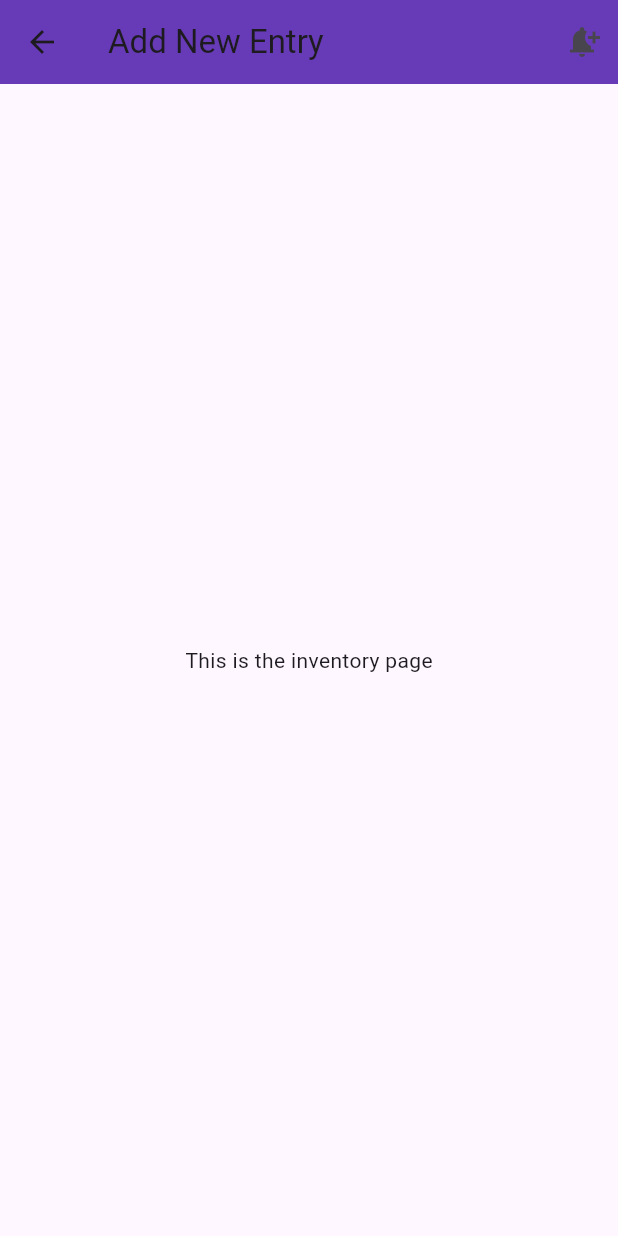
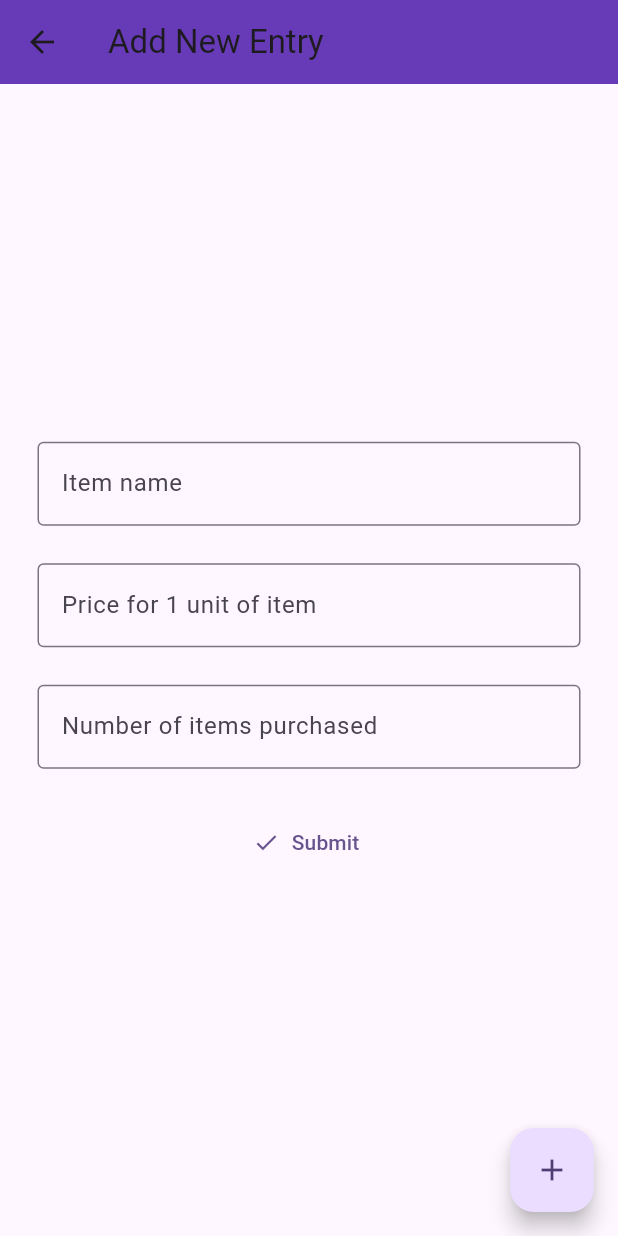
Before and after one commit to amalraj28/inventory-management, a Flutter app: the screen it shows after launch, after a tap on "Change Page", on a phone screen of 412 x 824 dp. Run offline on Flutter 3.47's test engine with Material 3 defaults, Android fonts, the phone set to English and light mode, and no system bars.

Commit message:
Added basic functionalities to stock entry screen

```diff
--- a/lib/main.dart
+++ b/lib/main.dart
@@ -43,7 +43,7 @@ class MyHomePage extends StatelessWidget {
             ElevatedButton(
               onPressed: () => {
                 Navigator.push(context,
-                    MaterialPageRoute(builder: (context) => const StockEntry()))
+                    MaterialPageRoute(builder: (context) => StockEntry()))
               },
               child: const Text('Change Page'),
             )
--- a/lib/screens/stock_entry.dart
+++ b/lib/screens/stock_entry.dart
@@ -2,26 +2,95 @@ import 'package:flutter/material.dart';
 import 'package:inventory_management/exports/exports.dart';
 
 class StockEntry extends StatelessWidget {
-  const StockEntry({super.key});
+  StockEntry({super.key});
+  final _itemNameController = TextEditingController();
+  final _unitPriceController = TextEditingController();
+  final _itemCountController = TextEditingController();
 
   @override
   Widget build(BuildContext context) {
     return Scaffold(
       appBar: AppBar(
         backgroundColor: Colors.deepPurple,
-        title: const Text('Add New Entry'),
-        actions: [
-          IconButton(
-              onPressed: () {
-                createSnackbar(context: context, message: 'This is a snackbar');
-              },
-              icon: const Icon(Icons.notification_add))
-        ],
+        title: const Text(
+          'Add New Entry',
+        ),
       ),
-      body: const Center(
+      body: Center(
         child: Column(
           mainAxisAlignment: MainAxisAlignment.center,
-          children: [Text('This is the inventory page')],
+          children: [
+            Column(
+              children: [
+                Padding(
+                  padding: const EdgeInsets.symmetric(
+                    horizontal: 25,
+                  ),
+                  child: Column(
+                    children: [
+                      TextFormField(
+                        controller: _itemNameController,
+                        decoration: const InputDecoration(
+                          border: OutlineInputBorder(),
+                          hintText: 'Item name',
+                        ),
+                      ),
+                      const SizedBox(
+                        height: 25,
+                      ),
+                      TextFormField(
+                        controller: _unitPriceController,
+                        decoration: const InputDecoration(
+                          border: OutlineInputBorder(),
+                          hintText: 'Price for 1 unit of item',
+                        ),
+                        keyboardType: const TextInputType.numberWithOptions(
+                          decimal: true,
+                        ),
+                      ),
+                      const SizedBox(
+                        height: 25,
+                      ),
+                      TextFormField(
+                        controller: _itemCountController,
+                        decoration: const InputDecoration(
+                          border: OutlineInputBorder(),
+                          hintText: 'Number of items purchased',
+                        ),
+                        keyboardType: TextInputType.number,
+                      ),
+                      const SizedBox(
+                        height: 25,
+                      ),
+                      TextButton.icon(
+                        onPressed: () => createSnackbar(
+                          context: context,
+                          message: 'Submit button clicked',
+                          backgroundColor: Colors.green,
+                        ),
+                        label: const Text(
+                          'Submit',
+                        ),
+                        icon: const Icon(
+                          Icons.check,
+                        ),
+                      )
+                    ],
+                  ),
+                ),
+              ],
+            ),
+          ],
+        ),
+      ),
+      floatingActionButton: FloatingActionButton(
+        onPressed: () => createSnackbar(
+          context: context,
+          message: 'Floating Button Pressed',
+          backgroundColor: Colors.green,
+        ),
+        child: const Icon(
+          Icons.add,
         ),
       ),
     );
```
